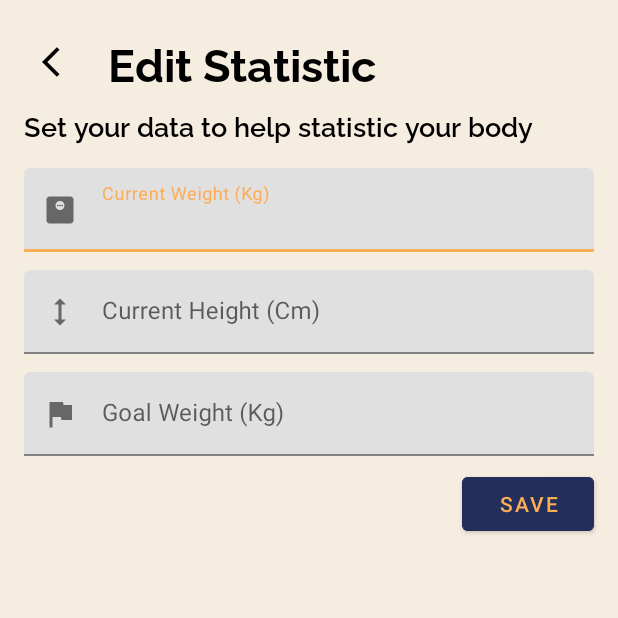
After one commit to ubeann/WoFH, an Android app: the EditStatisticActivity screen opened directly, with no data from a screen before it, on a phone screen of 412 x 824 dp, the top half of it. The commit adds this screen. Run offline under Robolectric (Android 15) with nearby library versions, the phone set to English and light mode, and no system bars; our stand-ins replace Room's generated code; 1 statement that could not run was skipped.

Commit message:
Edit Statistic

```diff
--- a/app/src/main/AndroidManifest.xml
+++ b/app/src/main/AndroidManifest.xml
@@ -12,6 +12,9 @@
         android:roundIcon="@mipmap/ic_launcher_round"
         android:supportsRtl="true"
         android:theme="@style/Theme.WoFH">
+        <activity
+            android:name=".ui.edit_statistic.EditStatisticActivity"
+            android:exported="false" />
         <activity
             android:name=".ui.body.BodyActivity"
             android:exported="true" />
--- a/app/src/main/java/com/wofh/database/dao/UserDao.kt
+++ b/app/src/main/java/com/wofh/database/dao/UserDao.kt
@@ -1,5 +1,6 @@
 package com.wofh.database.dao
 
+import androidx.lifecycle.LiveData
 import androidx.room.*
 import com.wofh.entity.User
 
@@ -12,6 +13,9 @@ interface UserDao {
     fun update(user: User)
 
     @Query("SELECT * from user WHERE email = :email ORDER BY id ASC LIMIT 1")
+    fun getUserByEmailLive(email: String): LiveData<User>
+
+    @Query("SELECT * from user WHERE email = :email ORDER BY id ASC LIMIT 1")
     fun getUserByEmail(email: String): User
 
     @Query("SELECT EXISTS (SELECT * from user WHERE email = :email)")
--- a/app/src/main/java/com/wofh/repository/UserRepository.kt
+++ b/app/src/main/java/com/wofh/repository/UserRepository.kt
@@ -1,6 +1,7 @@
 package com.wofh.repository
 
 import android.app.Application
+import androidx.lifecycle.LiveData
 import com.wofh.database.AppDatabase
 import com.wofh.database.dao.UserDao
 import com.wofh.entity.User
@@ -17,6 +18,8 @@ class UserRepository(application: Application) {
         mUserDao = db.userDao()
     }
 
+    fun getUserByEmailLive(email: String): LiveData<User> = mUserDao.getUserByEmailLive(email)
+
     fun getUserByEmail(email: String): User = executorService.submit(Callable { mUserDao.getUserByEmail(email) }).get()
 
     fun isEmailRegistered(email: String): Boolean = executorService.submit(Callable { mUserDao.isEmailRegistered(email) }).get()
--- /dev/null
+++ b/app/src/main/java/com/wofh/ui/edit_statistic/EditStatisticActivity.kt
@@ -0,0 +1,102 @@
+package com.wofh.ui.edit_statistic
+
+import android.app.Activity
+import android.content.Context
+import android.content.Intent
+import androidx.appcompat.app.AppCompatActivity
+import android.os.Bundle
+import android.text.TextUtils
+import android.view.inputmethod.InputMethodManager
+import androidx.datastore.core.DataStore
+import androidx.datastore.preferences.core.Preferences
+import androidx.datastore.preferences.preferencesDataStore
+import androidx.lifecycle.ViewModelProvider
+import com.google.android.material.textfield.TextInputLayout
+import com.wofh.App
+import com.wofh.databinding.ActivityEditStatisticBinding
+import com.wofh.entity.User
+import com.wofh.preferences.UserPreferences
+import com.wofh.ui.body.BodyViewModel
+import com.wofh.ui.body.BodyViewModelFactory
+import com.wofh.ui.register.RegisterActivity
+
+class EditStatisticActivity : AppCompatActivity() {
+    private var _binding: ActivityEditStatisticBinding? = null
+    private val binding get() = _binding!!
+    private val Context.dataStore: DataStore<Preferences> by preferencesDataStore(name = App.DATA_STORE_KEY)
+    private lateinit var user: User
+    private lateinit var preferences: UserPreferences
+    private lateinit var viewModel: EditStatisticViewModel
+
+    override fun onCreate(savedInstanceState: Bundle?) {
+        super.onCreate(savedInstanceState)
+        _binding = ActivityEditStatisticBinding.inflate(layoutInflater)
+        setContentView(binding.root)
+
+        preferences = UserPreferences.getInstance(dataStore)
+        viewModel = ViewModelProvider(this, EditStatisticViewModelFactory(application, preferences))[EditStatisticViewModel::class.java]
+
+        viewModel.getUserSetting().observe(this, { userData ->
+            if (!viewModel.isRegistered(userData.email) and userData.email.isNotEmpty()) {
+                val intent = Intent(this@EditStatisticActivity, RegisterActivity::class.java)
+                startActivity(intent)
+                finish()
+            }
+
+            user = viewModel.getUserByEmail(userData.email)
+
+            with(binding) {
+                inputGoal.editText?.setText(if (user.goal != null) user.goal.toString() else "")
+                inputHeight.editText?.setText(if (user.height != null) user.height.toString() else "")
+                inputWeight.editText?.setText(if (user.weight != null) user.weight.toString() else "")
+            }
+        })
+
+        binding.btnSave.setOnClickListener {
+            closeKeyboard()
+
+            with(binding) {
+                val isGoalFilled = isInputFilled(inputGoal, "Please set your goal weight")
+                val isHeightFilled = isInputFilled(inputHeight, "Please fill your current height")
+                val isWeightFilled = isInputFilled(inputWeight, "Please fill your current weight")
+
+                if (isGoalFilled and isHeightFilled and isWeightFilled) {
+                    viewModel.updateStatistic(
+                        user,
+                        inputGoal.editText?.text.toString().toDouble(),
+                        inputHeight.editText?.text.toString().toDouble(),
+                        inputWeight.editText?.text.toString().toDouble()
+                    )
+                    finish()
+                }
+            }
+        }
+
+        binding.btnBack.setOnClickListener {
+            closeKeyboard()
+            onBackPressed()
+        }
+    }
+
+    override fun onDestroy() {
+        super.onDestroy()
+        _binding = null
+    }
+
+    private fun isInputFilled(view: TextInputLayout, error: String) : Boolean {
+        view.editText?.clearFocus()
+        return if (TextUtils.isEmpty(view.editText?.text.toString().trim())) {
+            view.isErrorEnabled = true
+            view.error = error
+            false
+        } else {
+            view.isErrorEnabled = false
+            true
+        }
+    }
+
+    private fun closeKeyboard() {
+        val inputMethodManager = getSystemService(Activity.INPUT_METHOD_SERVICE) as InputMethodManager
+        inputMethodManager.hideSoftInputFromWindow(binding.root.windowToken, 0)
+    }
+}
--- /dev/null
+++ b/app/src/main/java/com/wofh/ui/edit_statistic/EditStatisticViewModel.kt
@@ -0,0 +1,28 @@
+package com.wofh.ui.edit_statistic
+
+import android.app.Application
+import androidx.lifecycle.LiveData
+import androidx.lifecycle.ViewModel
+import androidx.lifecycle.asLiveData
+import com.wofh.entity.User
+import com.wofh.preferences.UserPreferences
+import com.wofh.repository.UserRepository
+
+class EditStatisticViewModel(application: Application, private val preferences: UserPreferences) : ViewModel() {
+    private val mUserRepository: UserRepository = UserRepository(application)
+
+    fun getUserSetting(): LiveData<User> = preferences.getUserSetting().asLiveData()
+
+    fun getUserByEmail(email: String): User = mUserRepository.getUserByEmail(email)
+
+    fun isRegistered(email: String): Boolean = mUserRepository.isEmailRegistered(email)
+
+    fun updateStatistic(user: User, userGoal: Double,userHeight: Double, userWeight: Double) {
+        with(user) {
+            goal = userGoal
+            height = userHeight
+            weight = userWeight
+        }
+        mUserRepository.update(user)
+    }
+}
--- /dev/null
+++ b/app/src/main/java/com/wofh/ui/edit_statistic/EditStatisticViewModelFactory.kt
@@ -0,0 +1,17 @@
+package com.wofh.ui.edit_statistic
+
+import android.app.Application
+import androidx.lifecycle.ViewModel
+import androidx.lifecycle.ViewModelProvider
+import com.wofh.preferences.UserPreferences
+
+class EditStatisticViewModelFactory(private val application: Application, private val pref: UserPreferences) : ViewModelProvider.NewInstanceFactory() {
+
+    @Suppress("UNCHECKED_CAST")
+    override fun <T : ViewModel> create(modelClass: Class<T>): T {
+        if (modelClass.isAssignableFrom(EditStatisticViewModel::class.java)) {
+            return EditStatisticViewModel(application, pref) as T
+        }
+        throw IllegalArgumentException("Unknown ViewModel class: " + modelClass.name)
+    }
+}
--- a/app/src/main/java/com/wofh/ui/main/MainViewModel.kt
+++ b/app/src/main/java/com/wofh/ui/main/MainViewModel.kt
@@ -17,6 +17,8 @@ class MainViewModel(application: Application, private val preferences: UserPrefe
     fun getUserSetting(): LiveData<User> = preferences.getUserSetting().asLiveData()
 
     fun getUserByEmail(email: String): User = mUserRepository.getUserByEmail(email)
+
+    fun getUserByEmailLive(email: String): LiveData<User> = mUserRepository.getUserByEmailLive(email)
 
     fun isRegistered(email: String): Boolean = mUserRepository.isEmailRegistered(email)
 
--- /dev/null
+++ b/app/src/main/res/drawable/ic_baseline_flag_24.xml
@@ -0,0 +1,10 @@
+<vector xmlns:android="http://schemas.android.com/apk/res/android"
+    android:width="24dp"
+    android:height="24dp"
+    android:viewportWidth="24"
+    android:viewportHeight="24"
+    android:tint="?attr/colorControlNormal">
+  <path
+      android:fillColor="@android:color/white"
+      android:pathData="M14.4,6L14,4H5v17h2v-7h5.6l0.4,2h7V6z"/>
+</vector>
--- /dev/null
+++ b/app/src/main/res/layout/activity_edit_statistic.xml
@@ -0,0 +1,124 @@
+<?xml version="1.0" encoding="utf-8"?>
+<androidx.constraintlayout.widget.ConstraintLayout xmlns:android="http://schemas.android.com/apk/res/android"
+    xmlns:app="http://schemas.android.com/apk/res-auto"
+    xmlns:tools="http://schemas.android.com/tools"
+    android:background="@color/orange_200"
+    android:layout_width="match_parent"
+    android:layout_height="match_parent"
+    tools:context=".ui.edit_statistic.EditStatisticActivity">
+
+    <androidx.appcompat.widget.AppCompatImageButton
+        android:id="@+id/btn_back"
+        android:backgroundTint="@color/orange_200"
+        android:layout_width="wrap_content"
+        android:layout_height="0dp"
+        android:layout_marginHorizontal="16dp"
+        android:src="@drawable/ic_baseline_arrow_back_ios_24"
+        android:tint="@color/black"
+        app:layout_constraintTop_toTopOf="@+id/title"
+        app:layout_constraintBottom_toBottomOf="@+id/title"
+        app:layout_constraintStart_toStartOf="parent"/>
+
+    <TextView
+        android:id="@+id/title"
+        android:layout_width="0dp"
+        android:layout_height="wrap_content"
+        android:layout_marginStart="8dp"
+        android:layout_marginVertical="20dp"
+        android:layout_marginEnd="8dp"
+        android:fontFamily="@font/raleway_bold"
+        android:text="@string/edit_statistic"
+        android:textColor="@color/black"
+        android:textSize="30sp"
+        app:layout_constraintTop_toTopOf="parent"
+        app:layout_constraintStart_toEndOf="@+id/btn_back"
+        app:layout_constraintEnd_toEndOf="parent"/>
+
+    <TextView
+        android:id="@+id/description"
+        android:layout_width="0dp"
+        android:layout_height="wrap_content"
+        android:layout_marginTop="8dp"
+        android:layout_marginHorizontal="16dp"
+        android:fontFamily="@font/raleway_semi_bold"
+        android:text="@string/set_your_data_to_help_statistic_your_body"
+        android:textColor="@color/black"
+        android:textSize="18sp"
+        app:layout_constraintTop_toBottomOf="@+id/title"
+        app:layout_constraintStart_toStartOf="parent"
+        app:layout_constraintEnd_toEndOf="parent"/>
+
+    <com.google.android.material.textfield.TextInputLayout
+        android:id="@+id/input_weight"
+        android:layout_width="0dp"
+        android:layout_height="wrap_content"
+        android:layout_marginHorizontal="16dp"
+        android:layout_marginTop="16dp"
+        android:hint="@string/current_weight_kg"
+        app:startIconDrawable="@drawable/ic_baseline_monitor_weight_24"
+        app:startIconContentDescription="Text Fields"
+        app:layout_constraintTop_toBottomOf="@+id/description"
+        app:layout_constraintStart_toStartOf="parent"
+        app:layout_constraintEnd_toEndOf="parent">
+
+        <com.google.android.material.textfield.TextInputEditText
+            android:layout_width="match_parent"
+            android:layout_height="wrap_content"
+            android:inputType="numberDecimal" />
+
+    </com.google.android.material.textfield.TextInputLayout>
+
+    <com.google.android.material.textfield.TextInputLayout
+        android:id="@+id/input_height"
+        android:layout_width="0dp"
+        android:layout_height="wrap_content"
+        android:layout_marginHorizontal="16dp"
+        android:layout_marginTop="12dp"
+        android:hint="@string/current_height_cm"
+        app:startIconDrawable="@drawable/ic_baseline_height_24"
+        app:startIconContentDescription="Text Fields"
+        app:layout_constraintTop_toBottomOf="@+id/input_weight"
+        app:layout_constraintStart_toStartOf="parent"
+        app:layout_constraintEnd_toEndOf="parent">
+
+        <com.google.android.material.textfield.TextInputEditText
+            android:layout_width="match_parent"
+            android:layout_height="wrap_content"
+            android:inputType="numberDecimal" />
+
+    </com.google.android.material.textfield.TextInputLayout>
+
+
+    <com.google.android.material.textfield.TextInputLayout
+        android:id="@+id/input_goal"
+        android:layout_width="0dp"
+        android:layout_height="wrap_content"
+        android:layout_marginHorizontal="16dp"
+        android:layout_marginTop="12dp"
+        android:hint="@string/goal_weight_kg"
+        app:startIconDrawable="@drawable/ic_baseline_flag_24"
+        app:startIconContentDescription="Text Fields"
+        app:layout_constraintTop_toBottomOf="@+id/input_height"
+        app:layout_constraintStart_toStartOf="parent"
+        app:layout_constraintEnd_toEndOf="parent">
+
+        <com.google.android.material.textfield.TextInputEditText
+            android:layout_width="match_parent"
+            android:layout_height="wrap_content"
+            android:inputType="numberDecimal" />
+
+    </com.google.android.material.textfield.TextInputLayout>
+
+    <Button
+        android:id="@+id/btn_save"
+        android:backgroundTint="#232F5B"
+        android:layout_width="wrap_content"
+        android:layout_height="wrap_content"
+        android:layout_marginTop="8dp"
+        android:layout_marginEnd="16dp"
+        android:text="@string/save"
+        android:textColor="@color/orange_500"
+        app:layout_constraintTop_toBottomOf="@+id/input_goal"
+        app:layout_constraintEnd_toEndOf="parent" />
+
+</androidx.constraintlayout.widget.ConstraintLayout>
--- a/app/src/main/res/values/strings.xml
+++ b/app/src/main/res/values/strings.xml
@@ -29,4 +29,9 @@
     <string name="current">Current</string>
     <string name="goal">Goal</string>
     <string name="edit">Edit</string>
+    <string name="edit_statistic">Edit Statistic</string>
+    <string name="current_weight_kg">Current Weight (Kg)</string>
+    <string name="current_height_cm">Current Height (Cm)</string>
+    <string name="set_your_data_to_help_statistic_your_body">Set your data to help statistic your body</string>
+    <string name="goal_weight_kg">Goal Weight (Kg)</string>
 </resources>
```
Also changed, not shown: app/src/main/java/com/wofh/fragment/StatisticFragment.kt (+27 -5 lines).
